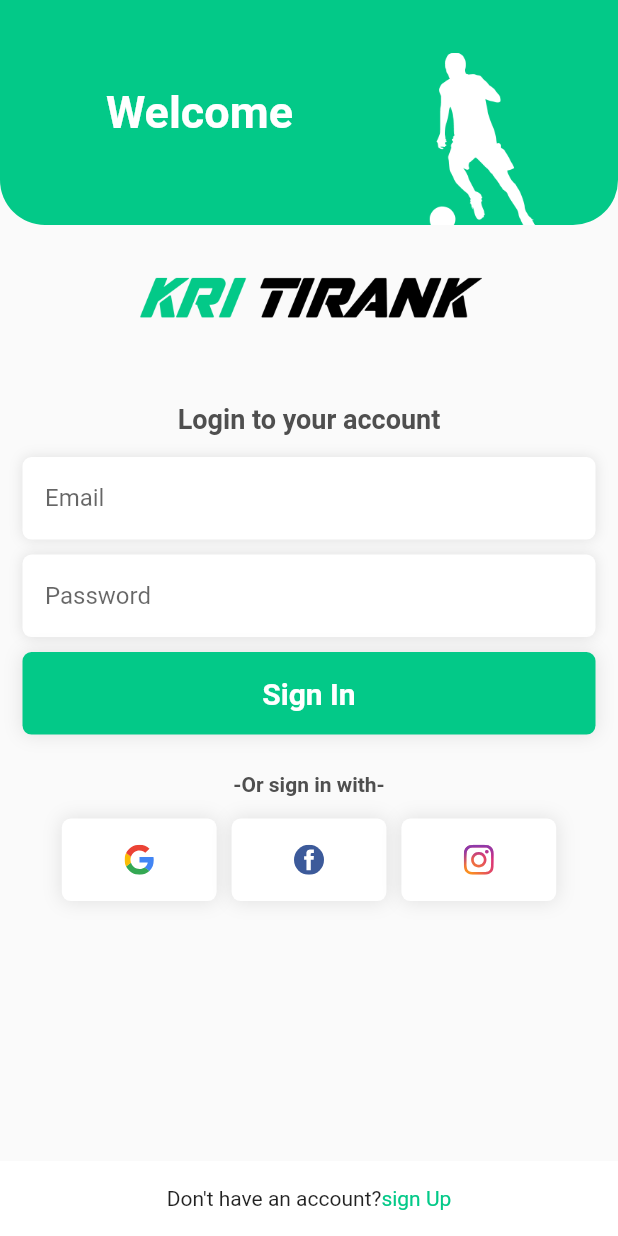
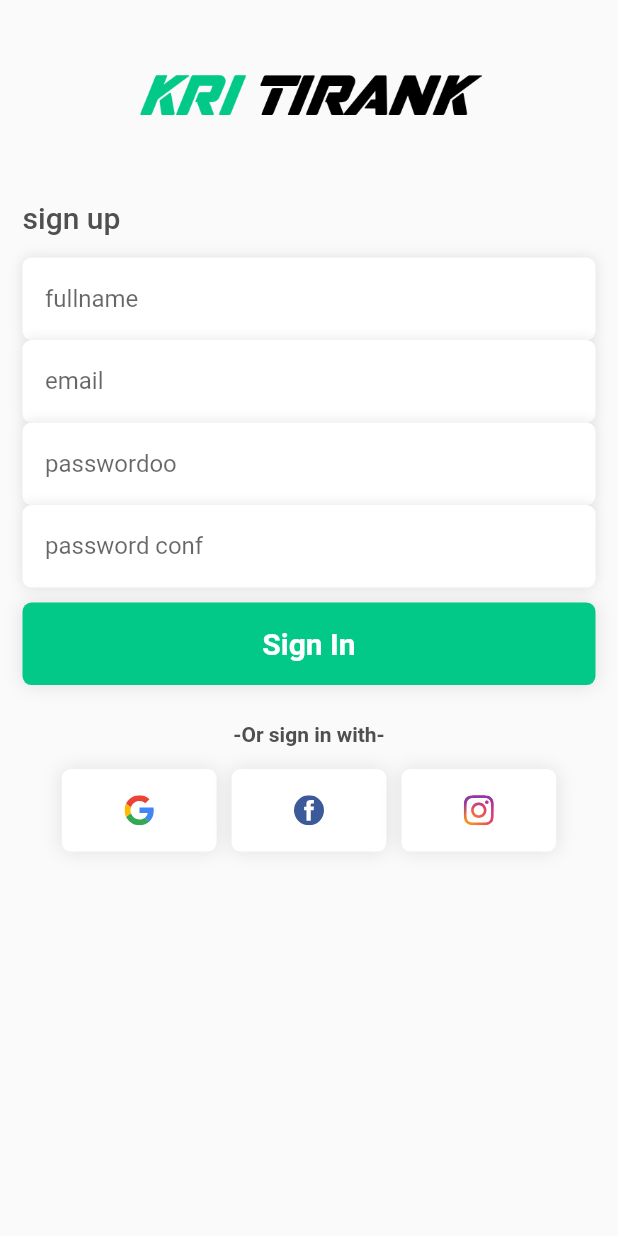
Before and after one commit to ilhamelamdibih/front-mobile-field-reservation, a Flutter app: the LoginView screen opened directly, after a tap on "sign Up", on a phone screen of 412 x 824 dp. Run offline on Flutter 3.47's test engine with Material 2 defaults, Android fonts, the phone set to English and light mode, and no system bars; our stand-ins replace flutter_svg, get, hexcolor.

Commit message:
synchronise login and regiter

```diff
--- a/lib/view/login.view.dart
+++ b/lib/view/login.view.dart
@@ -1,6 +1,6 @@
 import 'package:flutter/material.dart';
 import 'package:my_project/utils/global.colors.dart';
-import 'package:my_project/view/splash.view.dart';
+import 'package:my_project/view/register.view.dart';
 import 'package:my_project/view/widgets/social.login.dart';
 import 'package:my_project/view/widgets/text.form.global.dart';
 import 'package:my_project/view/widgets/button.global.dart';
@@ -149,7 +149,7 @@ class LoginView extends StatelessWidget {
                 ),
                 InkWell(
                   onTap: (){
-                    Get.to(const SplashView());
+                    Get.to(RegisterView());
                   },
                   child: Text(
                     'sign Up',
--- a/lib/view/register.view.dart
+++ b/lib/view/register.view.dart
@@ -1,17 +1,19 @@
 import 'package:flutter/material.dart';
-import 'package:register/view/button.global.dart';
-import 'package:register/view/social.login.dart';
-import 'package:register/view/text.form.global.dart';
+import 'package:my_project/view/widgets/button.global.dart';
+import 'package:my_project/view/widgets/text.form.global.dart';
+import 'package:my_project/view/widgets/social.login.dart';
 
 import '../utils/global.colors.dart';
 
 class RegisterView extends StatelessWidget {
   RegisterView({Key? key}) : super(key: key);
+
   final TextEditingController emailController = TextEditingController();
   final TextEditingController fullnameController = TextEditingController();
 
   final TextEditingController passwordController = TextEditingController();
   final TextEditingController passwordconfController = TextEditingController();
+
   @override
   Widget build(BuildContext context) {
     return Scaffold(
@@ -89,7 +91,7 @@ class RegisterView extends StatelessWidget {
                 const SizedBox(height: 10),
                 const ButtonGlobal(),
                 const SizedBox(height: 25),
-                const SocialRegister(),
+                const SocialLogin(),
               ],
             ), // Column
           ), // Container
--- a/lib/view/splash.view.dart
+++ b/lib/view/splash.view.dart
@@ -11,7 +11,7 @@ class SplashView extends StatelessWidget {
 
   @override
   Widget build(BuildContext context) {
-    Timer(const Duration(seconds: 10),(){
+    Timer(const Duration(seconds: 30),(){
       Get.to(LoginView());
     });
     return Scaffold(
```
